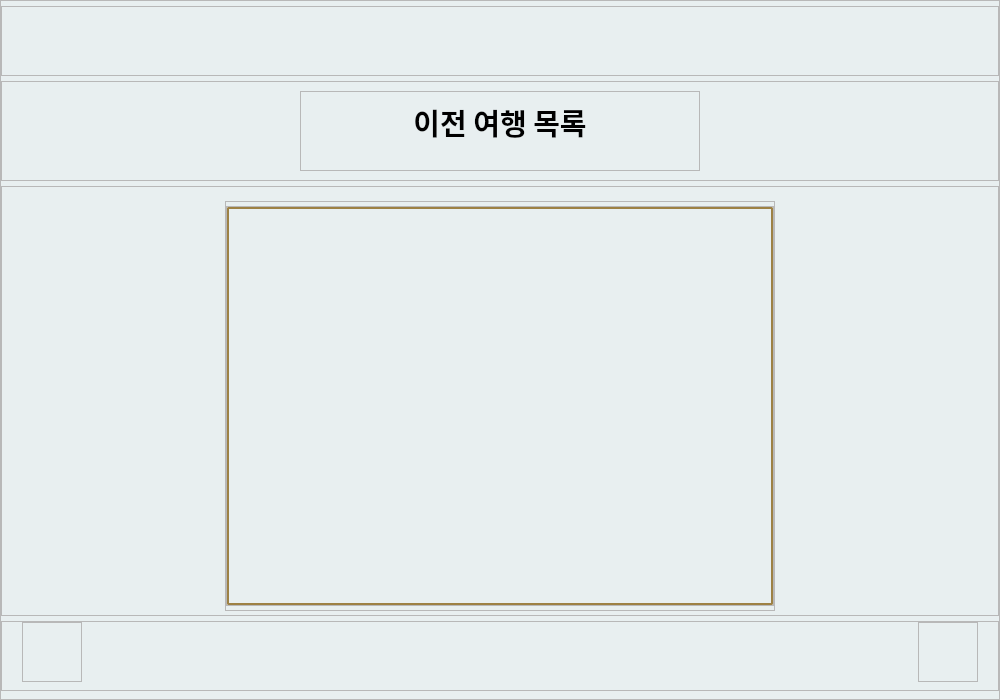
Old version of the form code/ui/recall_previous_trip.ui in the repository EON-DC/gwd_travel_planner.
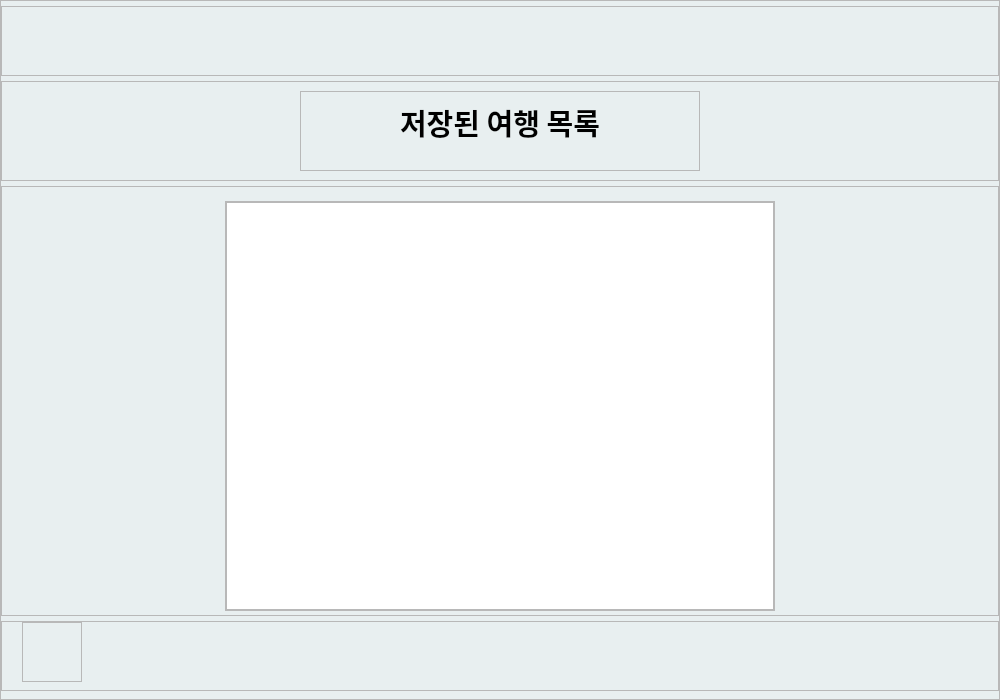
New version of the form. Icons and pictures are not drawn.

What changed in the file:
```diff
--- a/code/ui/recall_previous_trip.ui
+++ b/code/ui/recall_previous_trip.ui
@@ -188,7 +188,7 @@
                </font>
               </property>
               <property name="text">
-               <string>&lt;html&gt;&lt;head/&gt;&lt;body&gt;&lt;p align=&quot;center&quot;&gt;이전 여행 목록&lt;/p&gt;&lt;p align=&quot;center&quot;&gt;&lt;span style=&quot; font-size:12pt;&quot;&gt;이전 여행을 선택해주세요.&lt;/span&gt;&lt;/p&gt;&lt;/body&gt;&lt;/html&gt;</string>
+               <string>&lt;html&gt;&lt;head/&gt;&lt;body&gt;&lt;p align=&quot;center&quot;&gt;저장된 여행 목록&lt;/p&gt;&lt;p align=&quot;center&quot;&gt;&lt;span style=&quot; font-size:12pt;&quot;&gt;여행을 선택해주세요.&lt;/span&gt;&lt;/p&gt;&lt;/body&gt;&lt;/html&gt;</string>
               </property>
              </widget>
             </item>
@@ -300,35 +300,19 @@
              <number>0</number>
             </property>
             <item>
-             <widget class="QScrollArea" name="scrollarea_prev_trip_list">
+             <widget class="QListWidget" name="listwidget_save_trip">
               <property name="minimumSize">
                <size>
                 <width>548</width>
-                <height>400</height>
+                <height>408</height>
                </size>
               </property>
               <property name="maximumSize">
                <size>
                 <width>548</width>
-                <height>400</height>
+                <height>408</height>
                </size>
               </property>
-              <property name="styleSheet">
-               <string notr="true"/>
-              </property>
-              <property name="widgetResizable">
-               <bool>true</bool>
-              </property>
-              <widget class="QWidget" name="scrollAreaWidgetContents">
-               <property name="geometry">
-                <rect>
-                 <x>0</x>
-                 <y>0</y>
-                 <width>546</width>
-                 <height>398</height>
-                </rect>
-               </property>
-              </widget>
              </widget>
             </item>
            </layout>
@@ -460,67 +444,6 @@
            </property>
           </spacer>
          </item>
-         <item>
-          <widget class="QFrame" name="frame_8">
-           <property name="minimumSize">
-            <size>
-             <width>60</width>
-             <height>60</height>
-            </size>
-           </property>
-           <property name="maximumSize">
-            <size>
-             <width>60</width>
-             <height>60</height>
-            </size>
-           </property>
-           <property name="frameShape">
-            <enum>QFrame::StyledPanel</enum>
-           </property>
-           <property name="frameShadow">
-            <enum>QFrame::Raised</enum>
-           </property>
-           <layout class="QVBoxLayout" name="verticalLayout_5">
-            <property name="spacing">
-             <number>0</number>
-            </property>
-            <property name="leftMargin">
-             <number>0</number>
-            </property>
-            <property name="topMargin">
-             <number>0</number>
-            </property>
-            <property name="rightMargin">
-             <number>0</number>
-            </property>
-            <property name="bottomMargin">
-             <number>0</number>
-            </property>
-            <item>
-             <widget class="QLabel" name="btn_next">
-              <property name="minimumSize">
-               <size>
-                <width>50</width>
-                <height>50</height>
-               </size>
-              </property>
-              <property name="maximumSize">
-               <size>
-                <width>50</width>
-                <height>50</height>
-               </size>
-              </property>
-              <property name="text">
-               <string/>
-              </property>
-              <property name="pixmap">
-               <pixmap>../../brown_icons/arrow-right.svg</pixmap>
-              </property>
-             </widget>
-            </item>
-           </layout>
-          </widget>
-         </item>
         </layout>
        </widget>
       </item>
```
